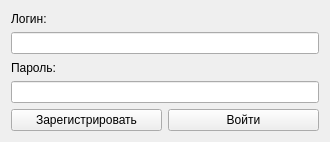
Old version of the form Course work/to_do_list/registrwindow.ui in the repository sqders/Programming.
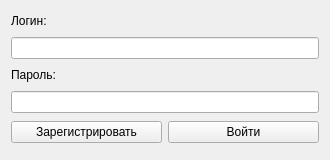
New version of the form.

What changed in the file:
```diff
--- a/Course work/to_do_list/registrwindow.ui
+++ b/Course work/to_do_list/registrwindow.ui
@@ -7,7 +7,7 @@
     <x>0</x>
     <y>0</y>
     <width>330</width>
-    <height>142</height>
+    <height>160</height>
    </rect>
   </property>
   <property name="windowTitle">
```
Left out of the diff: 26 changed lines with no effect on the pictures.
